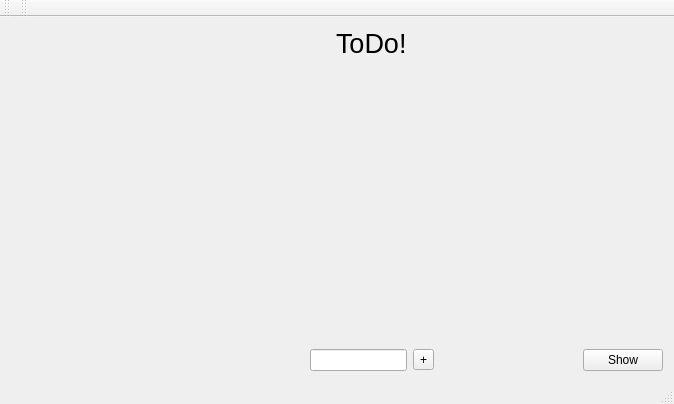
Old version of the form todolist.ui in the repository DanWilkes02/ToDoList.
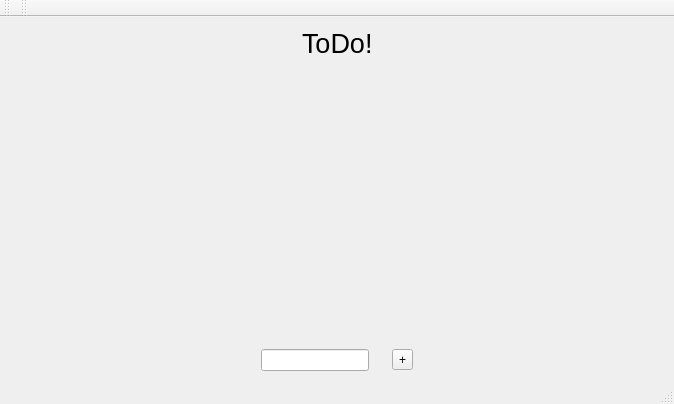
New version of the form.

The edit to the form file:
```diff
--- a/todolist.ui
+++ b/todolist.ui
@@ -28,8 +28,8 @@
       </property>
       <property name="sizeHint" stdset="0">
        <size>
-        <width>311</width>
-        <height>20</height>
+        <width>218</width>
+        <height>21</height>
        </size>
       </property>
      </spacer>
@@ -46,29 +46,19 @@
       </property>
      </widget>
     </item>
-    <item row="0" column="3" colspan="3">
-     <spacer name="horizontalSpacer_2">
+    <item row="0" column="3" colspan="2">
+     <spacer name="horizontalSpacer_4">
       <property name="orientation">
        <enum>Qt::Horizontal</enum>
       </property>
       <property name="sizeHint" stdset="0">
        <size>
-        <width>260</width>
+        <width>218</width>
         <height>20</height>
        </size>
       </property>
      </spacer>
     </item>
-    <item row="2" column="1" colspan="2">
-     <widget class="QLineEdit" name="lineEdit"/>
-    </item>
-    <item row="2" column="3">
-     <widget class="QToolButton" name="toolButton">
-      <property name="text">
-       <string>+</string>
-      </property>
-     </widget>
-    </item>
     <item row="1" column="2">
      <spacer name="verticalSpacer">
       <property name="orientation">
@@ -77,43 +67,102 @@
       <property name="sizeHint" stdset="0">
        <size>
         <width>20</width>
-        <height>250</height>
+        <height>105</height>
        </size>
       </property>
      </spacer>
     </item>
     <item row="2" column="0">
-     <spacer name="horizontalSpacer_3">
+     <spacer name="horizontalSpacer_6">
       <property name="orientation">
        <enum>Qt::Horizontal</enum>
       </property>
       <property name="sizeHint" stdset="0">
        <size>
-        <width>263</width>
+        <width>218</width>
         <height>20</height>
        </size>
       </property>
      </spacer>
     </item>
     <item row="2" column="4">
-     <spacer name="horizontalSpacer_4">
+     <spacer name="horizontalSpacer_7">
       <property name="orientation">
        <enum>Qt::Horizontal</enum>
       </property>
       <property name="sizeHint" stdset="0">
        <size>
-        <width>149</width>
+        <width>218</width>
         <height>20</height>
        </size>
       </property>
      </spacer>
     </item>
-    <item row="2" column="5">
-     <widget class="QPushButton" name="showButton">
-      <property name="text">
-       <string>Show</string>
+    <item row="3" column="2">
+     <spacer name="verticalSpacer_2">
+      <property name="orientation">
+       <enum>Qt::Vertical</enum>
       </property>
-     </widget>
+      <property name="sizeHint" stdset="0">
+       <size>
+        <width>20</width>
+        <height>105</height>
+       </size>
+      </property>
+     </spacer>
+    </item>
+    <item row="4" column="0">
+     <spacer name="horizontalSpacer_2">
+      <property name="orientation">
+       <enum>Qt::Horizontal</enum>
+      </property>
+      <property name="sizeHint" stdset="0">
+       <size>
+        <width>218</width>
+        <height>20</height>
+       </size>
+      </property>
+     </spacer>
+    </item>
+    <item row="4" column="1" colspan="3">
+     <layout class="QHBoxLayout" name="horizontalLayout">
+      <item>
+       <widget class="QLineEdit" name="lineEdit"/>
+      </item>
+      <item>
+       <spacer name="horizontalSpacer_5">
+        <property name="orientation">
+         <enum>Qt::Horizontal</enum>
+        </property>
+        <property name="sizeHint" stdset="0">
+         <size>
+          <width>17</width>
+          <height>20</height>
+         </size>
+        </property>
+       </spacer>
+      </item>
+      <item>
+       <widget class="QToolButton" name="toolButton">
+        <property name="text">
+         <string>+</string>
+        </property>
+       </widget>
+      </item>
+     </layout>
+    </item>
+    <item row="4" column="4">
+     <spacer name="horizontalSpacer_3">
+      <property name="orientation">
+       <enum>Qt::Horizontal</enum>
+      </property>
+      <property name="sizeHint" stdset="0">
+       <size>
+        <width>218</width>
+        <height>20</height>
+       </size>
+      </property>
+     </spacer>
     </item>
    </layout>
   </widget>
```
Left out of the diff: 3 changed lines with no effect on the pictures.
